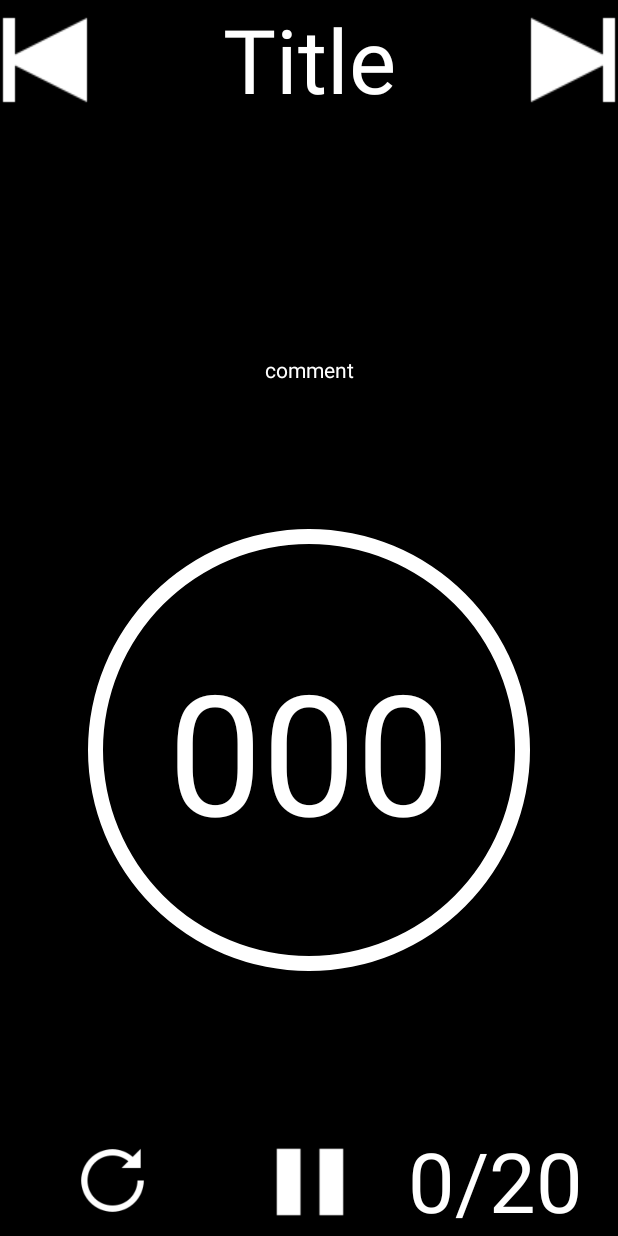
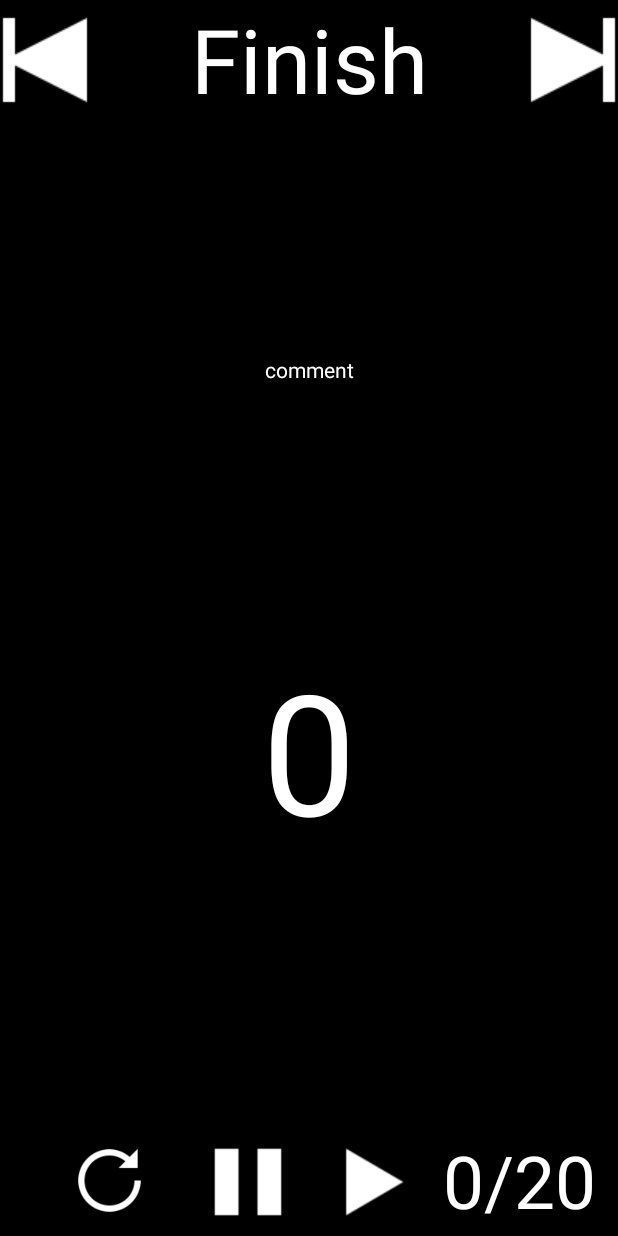
Before and after one commit to joy369/Timer, an Android app: the TimerActivity screen opened directly, with no data from a screen before it, after a tap on an icon or button, on a phone screen of 412 x 824 dp. Run offline under Robolectric (Android 15) with nearby library versions, the phone set to English and light mode, and no system bars; 15 statements that could not run were skipped.

Commit message:
First version done

```diff
--- a/app/src/main/java/group6/exercisetimer/TimerActivity.java
+++ b/app/src/main/java/group6/exercisetimer/TimerActivity.java
@@ -17,13 +17,11 @@ import java.util.List;
 import java.util.concurrent.TimeUnit;
 
 import android.os.CountDownTimer;
-import android.util.Log;
 import android.view.View;
 import android.view.animation.AnimationUtils;
 import android.widget.ImageView;
 import android.widget.ProgressBar;
 import android.widget.TextView;
-import android.widget.Toast;
 
 public class TimerActivity extends AppCompatActivity {
     private Context context = this;
@@ -32,6 +30,7 @@ public class TimerActivity extends AppCompatActivity {
     private static final String GREEN = "#28B463";
     private static final String BLUE = "#3498DB";
     private static final String RED = "#e74c3c";
+    private static final String PROJECT_BLUE = "#FF3F51B5";
     private ValueAnimator colorAnimation;
     private List<String> aciton_names, action_commnets, action_backbrounds;
     private int[] action_timers, timer_soundIds;
@@ -39,10 +38,11 @@ public class TimerActivity extends AppCompatActivity {
     private int timer_index = 0;
     private long remaing_time;
     private boolean isPaused = false;
+    private boolean by_button = false;
     private Bundle from_ACS_bundle;
     private ActionBar actionBar;
     private TextView action_name_now, action_comment_now, action_time_now, left_action_view;
-    private ImageView timer_start_pause, timer_reset, timer_back, timer_next;
+    private ImageView timer_start, timer_reset, timer_back, timer_next, timer_pause;
     private ConstraintLayout timer_activity_layout;
     private CountDownTimer countDownTimer;
     private ProgressBar progressBarCircle;
@@ -76,8 +76,10 @@ public class TimerActivity extends AppCompatActivity {
         timer_next = (ImageView) findViewById(R.id.click_next);
         timer_back = (ImageView) findViewById(R.id.click_back);
         timer_reset = (ImageView) findViewById(R.id.reset_timer);
-        timer_start_pause = (ImageView) findViewById(R.id.start_pause);
-        timer_start_pause.setOnClickListener(clickListener);
+        timer_start = (ImageView) findViewById(R.id.start);
+        timer_pause = (ImageView) findViewById(R.id.pause);
+        timer_start.setOnClickListener(clickListener);
+        timer_pause.setOnClickListener(clickListener);
         timer_next.setOnClickListener(clickListener);
         timer_back.setOnClickListener(clickListener);
         timer_reset.setOnClickListener(clickListener);
@@ -123,7 +125,7 @@ public class TimerActivity extends AppCompatActivity {
                 }
             }.start();
         } else {
-
+            allFinish();
         }
     }
 
@@ -137,14 +139,14 @@ public class TimerActivity extends AppCompatActivity {
         } else {
             changeBG(action_backbrounds.get(timer_index - 1), action_backbrounds.get(timer_index));
         }
-//        Check isPuased, so that timer timer won't be refresh and make too much sound
-        if (!isPaused) {
+//        When getinto here by reset, back and next, do not make soud
+        if (by_button) by_button = false;
+            //        Check isPuased, so that timer timer won't be refresh and make too much sound
+        else if (!isPaused) {
             playSound(timer_soundIds[timer_index]);
             progressBarCircle.setMax(action_timers[timer_index]);
             progressBarCircle.setProgress(action_timers[timer_index]);
         }
-
-
     }
 
     //    Chnage color of background
@@ -179,34 +181,63 @@ public class TimerActivity extends AppCompatActivity {
         progressBarCircle.setProgress(timer_duration);
     }
 
+//    Set finish view
+    private void allFinish() {
+        setProgressBarValues(0);
+        soundId = R.raw.finishbell;
+        if (by_button) by_button = false;
+        else playSound(soundId);
+        if (countDownTimer != null) countDownTimer.cancel();
+        action_name_now.setText("Finish");
+        action_time_now.setText("0");
+        changeBG(action_backbrounds.get(action_timers.length-1), PROJECT_BLUE);
+//        Reassign index so that if user click back will start from the last timer
+        timer_index = action_timers.length;
+    }
+
     private View.OnClickListener clickListener = new View.OnClickListener() {
         @Override
         public void onClick(View v) {
             switch (v.getId()) {
-                case R.id.start_pause:
-                    timer_start_pause.setImageResource(R.drawable.play);
+                case R.id.start:
 //                    this animation make user can notice the button is clicked
                     v.startAnimation(AnimationUtils.loadAnimation(context, R.anim.image_onclick));
                     if (isPaused) {
-//                        In the first time, although the flag is paused is false, the initial timer is alive
-                        if (timer_index==0) countDownTimer.cancel();
                         createTimers();
-                        timer_start_pause.setImageResource(R.drawable.play);
                         isPaused = false;
                     } else {
-                        timer_start_pause.setImageResource(R.drawable.pause);
+                    }
+                    break;
+                case R.id.pause:
+                    v.startAnimation(AnimationUtils.loadAnimation(context, R.anim.image_onclick));
+                    if (isPaused) {
+                    } else {
                         countDownTimer.cancel();
                         isPaused = true;
                     }
                     break;
                 case R.id.reset_timer:
                     v.startAnimation(AnimationUtils.loadAnimation(context, R.anim.image_onclick));
+                    countDownTimer.cancel();
+                    by_button = true;
+                    createTimers();
                     break;
                 case R.id.click_next:
                     v.startAnimation(AnimationUtils.loadAnimation(context, R.anim.image_onclick));
+                    by_button = true;
+                    if (timer_index >= action_timers.length - 1) {
+                        allFinish();
+                        break;
+                    } else timer_index++;
+                    countDownTimer.cancel();
+                    createTimers();
                     break;
                 case R.id.click_back:
                     v.startAnimation(AnimationUtils.loadAnimation(context, R.anim.image_onclick));
+                    if (timer_index != 0) timer_index--;
+                    countDownTimer.cancel();
+                    by_button = true;
+                    createTimers();
                     break;
             }
         }
--- a/app/src/main/res/layout/activity_timer.xml
+++ b/app/src/main/res/layout/activity_timer.xml
@@ -112,31 +112,44 @@
         app:layout_constraintHorizontal_bias="0.0"
         custom:layout_constraintBottom_toBottomOf="parent"
         custom:layout_constraintEnd_toEndOf="parent"
-        custom:layout_constraintStart_toStartOf="parent">
+        custom:layout_constraintStart_toStartOf="parent"
+        tools:layout_editor_absoluteY="437dp">
+
+        <ImageView
+            android:id="@+id/pause"
+            android:layout_width="81dp"
+            android:layout_height="76dp"
+            android:layout_marginLeft="27dp"
+            android:layout_marginStart="27dp"
+            app:layout_constraintBottom_toBottomOf="parent"
+            app:layout_constraintEnd_toStartOf="@+id/start"
+            app:layout_constraintStart_toEndOf="@+id/reset_timer"
+            app:layout_constraintTop_toTopOf="parent"
+            custom:srcCompat="@drawable/pause" />
+
+        <ImageView
+            android:id="@+id/start"
+            android:layout_width="81dp"
+            android:layout_height="76dp"
+
+            android:layout_marginEnd="7dp"
+            android:layout_marginRight="7dp"
+            app:layout_constraintEnd_toStartOf="@+id/left_item"
+            app:layout_constraintStart_toEndOf="@+id/pause"
+            custom:layout_constraintBottom_toBottomOf="parent"
+            custom:layout_constraintTop_toTopOf="parent"
+            custom:srcCompat="@drawable/play" />
 
         <TextView
             android:id="@+id/left_item"
-            android:layout_width="152dp"
+            android:layout_width="104dp"
             android:layout_height="match_parent"
+            android:layout_marginLeft="280dp"
+            android:layout_marginStart="280dp"
             android:autoSizeTextType="uniform"
             android:gravity="center"
             android:text="0/20"
             android:textColor="#FFFFFF"
-            app:layout_constraintStart_toEndOf="@+id/start_pause"
-            custom:layout_constraintBottom_toBottomOf="parent"
-            custom:layout_constraintEnd_toEndOf="parent"
-            custom:layout_constraintTop_toTopOf="parent" />
-
-        <ImageView
-            android:id="@+id/start_pause"
-            android:layout_width="81dp"
-            android:layout_height="76dp"
-            android:layout_marginEnd="151dp"
-            android:layout_marginLeft="152dp"
-            android:layout_marginRight="151dp"
-            android:layout_marginStart="152dp"
-
-            app:srcCompat="@drawable/pause"
             custom:layout_constraintBottom_toBottomOf="parent"
             custom:layout_constraintEnd_toEndOf="parent"
             custom:layout_constraintStart_toStartOf="parent"
@@ -146,17 +159,19 @@
             android:id="@+id/reset_timer"
             android:layout_width="50dp"
             android:layout_height="50dp"
+
             android:layout_marginBottom="12dp"
-            android:layout_marginEnd="59dp"
-            android:layout_marginLeft="43dp"
-            android:layout_marginRight="59dp"
-            android:layout_marginStart="43dp"
+            android:layout_marginEnd="300dp"
+            android:layout_marginLeft="34dp"
+            android:layout_marginRight="300dp"
+            android:layout_marginStart="34dp"
             android:layout_marginTop="12dp"
             app:layout_constraintBottom_toBottomOf="parent"
-            app:layout_constraintEnd_toStartOf="@+id/start_pause"
+            app:layout_constraintEnd_toEndOf="parent"
             app:layout_constraintStart_toStartOf="parent"
             app:layout_constraintTop_toTopOf="parent"
             custom:srcCompat="@drawable/reset_96" />
+
     </android.support.constraint.ConstraintLayout>
 
 
```
